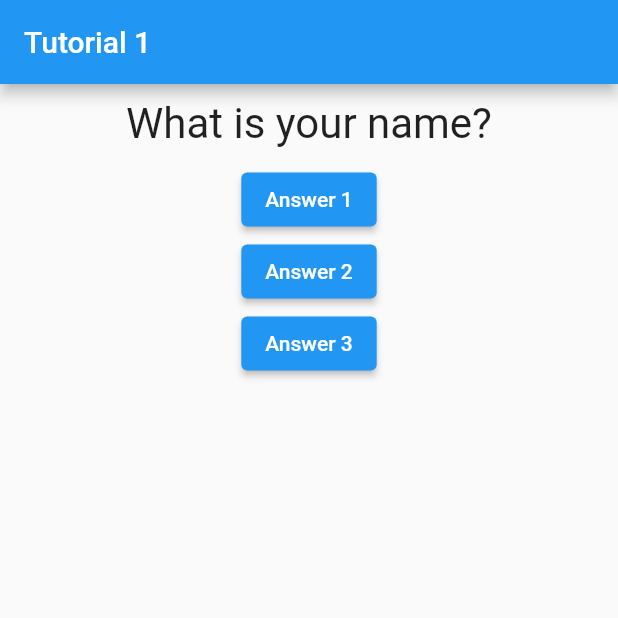
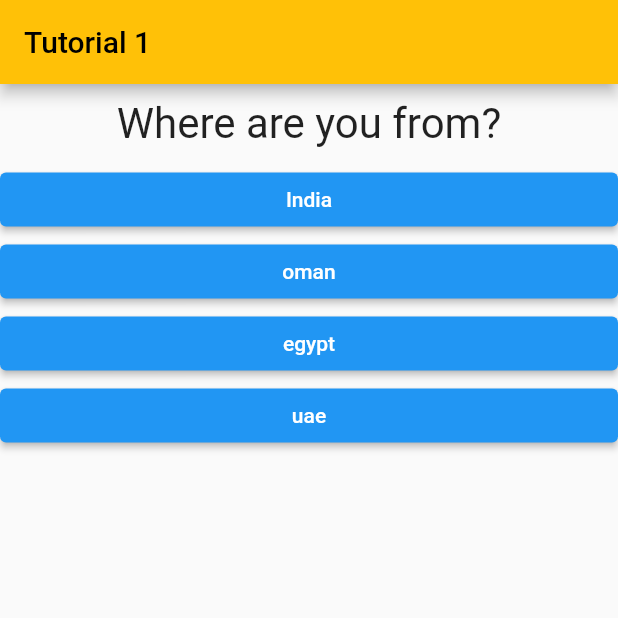
Before and after one commit to mohd-fa/flutter-tutorial1, a Flutter app: the screen it shows after launch, on a phone screen of 412 x 824 dp, the top half of it. Run offline on Flutter 3.47's test engine with Material 2 defaults, Android fonts, the phone set to English and light mode, and no system bars.

Commit message:
pass answerstext to container using maps

```diff
--- /dev/null
+++ b/tutorial1/lib/answer.dart
@@ -0,0 +1,22 @@
+import 'package:flutter/material.dart';
+
+class Answer extends StatelessWidget {
+  final VoidCallback selectHandler;
+  final String answerText;
+  Answer(this.selectHandler, this.answerText);
+
+  @override
+  Widget build(BuildContext context) {
+    return Container(
+        width: double.infinity,
+        child: SizedBox(
+            width: 10,
+            child: ElevatedButton(
+                onPressed: selectHandler,
+                child: Text(answerText),
+                style: ButtonStyle(
+                  backgroundColor: MaterialStateProperty.all(Colors.blue),
+                  foregroundColor: MaterialStateProperty.all(Colors.white),
+                ))));
+  }
+}
--- a/tutorial1/lib/main.dart
+++ b/tutorial1/lib/main.dart
@@ -1,6 +1,7 @@
 import 'package:flutter/material.dart';
 
 import './question.dart';
+import './answer.dart';
 
 void main() => runApp(MyApp());
 
@@ -24,24 +25,32 @@
   @override
   Widget build(BuildContext context) {
     var questions = [
-      'What is your name?',
-      'Where are you from?',
-      'Whats your favorite color?'
+      {
+        'questionText': 'Where are you from?',
+        'answer': ['India', 'oman', 'egypt', 'uae']
+      },
+      {
+        'questionText': 'Whats your favorite color?',
+        'answer': ['Red', 'Yellow', 'Orange', 'Blue', 'Black']
+      },
+      {
+        'questionText': 'Whats your favorite meal?',
+        'answer': ['chicken', 'fish', 'beef', 'mutton']
+      }
     ];
     return MaterialApp(
-      home: Scaffold(
-        appBar: AppBar(
-          title: const Text('Tutorial 1'),
+        home: Scaffold(
+          appBar: AppBar(
+            title: const Text('Tutorial 1'),
+          ),
+          body: Column(children: [
+            Question((questions[_questionIndex]['questionText'] as String)),
+            ...(questions[_questionIndex]['answer'] as List<String>)
+                .map((answer) {
+              return Answer(_answerQuestion, answer);
+            }).toList()
+          ]),
         ),
-        body: Column(
-          children: [
-            Question(questions[_questionIndex]),
-            ElevatedButton(onPressed: _answerQuestion, child: Text('Answer 1')),
-            ElevatedButton(onPressed: _answerQuestion, child: Text('Answer 2')),
-            ElevatedButton(onPressed: _answerQuestion, child: Text('Answer 3'))
-          ],
-        ),
-      ),
-    );
+        theme: ThemeData(primarySwatch: Colors.amber));
   }
 }
```
